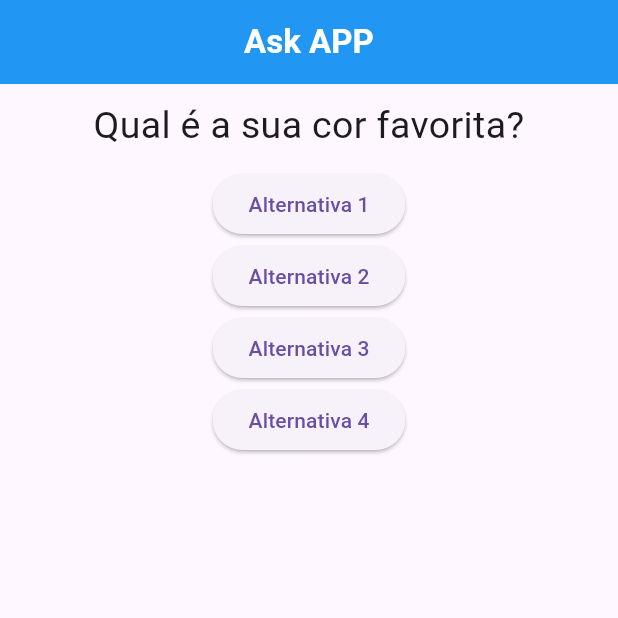
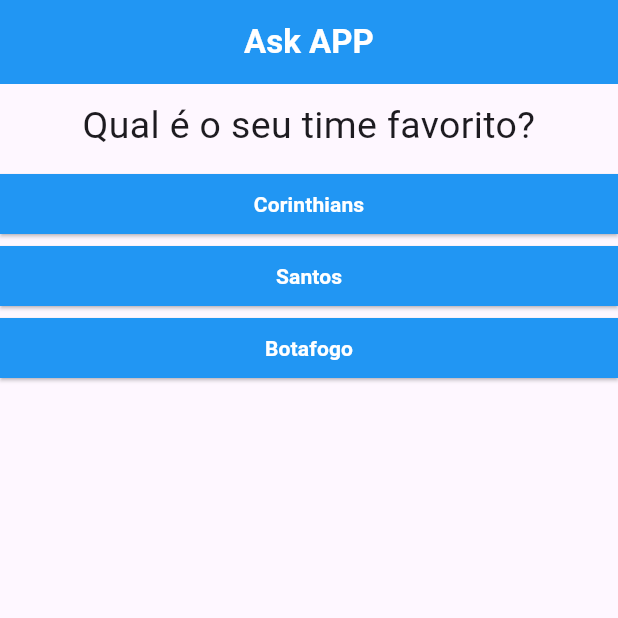
Before and after one commit to JotaDouglas/quiz, a Flutter app: the screen it shows after launch, on a phone screen of 412 x 824 dp, the top half of it. Run offline on Flutter 3.47's test engine with Material 3 defaults, Android fonts, the phone set to English and light mode, and no system bars.

Commit message:
Cancelando navegação alem da lista

```diff
--- a/lib/components/resposta.dart
+++ b/lib/components/resposta.dart
@@ -1,14 +1,33 @@
+
+// ignore_for_file: prefer_const_constructors
+
 import 'package:flutter/material.dart';
 
 class RespostaComp extends StatelessWidget {
   final String resposta;
-  const RespostaComp(this.resposta,{super.key});
+  final void Function() onSelected;
+
+  const RespostaComp(this.resposta, this.onSelected,{super.key});
 
   @override
   Widget build(BuildContext context) {
-    return ElevatedButton(
-      onPressed:() {},
-      child: Text(resposta)
-      );
+    return Container(
+      width: double.infinity,
+      child: ElevatedButton(
+        style: ElevatedButton.styleFrom(
+          backgroundColor: Colors.blue,
+          shape: RoundedRectangleBorder(borderRadius: BorderRadius.all(Radius.zero))
+        ),
+        onPressed: onSelected,
+        child: Text(
+          resposta,
+          style: TextStyle(
+            color: Colors.white,
+            fontWeight: FontWeight.bold
+            ),
+        )
+
+        ),
+    );
   }
 }
--- a/lib/main.dart
+++ b/lib/main.dart
@@ -1,4 +1,4 @@
-// ignore_for_file: prefer_const_constructors, prefer_final_fields
+// ignore_for_file: prefer_const_constructors, prefer_final_fields, prefer_const_literals_to_create_immutables
 
 import 'package:flutter/material.dart';
 import 'package:flutter_create_word/components/questao.dart';
@@ -18,23 +18,33 @@ class MyApp extends StatefulWidget {
 class _MyAppState extends State<MyApp> {
   var _indicePergunta = 0;
 
-  List perguntas = ["Qual é a sua cor favorita?", "Quantos anos você tem?"];
+  List<Map<String, Object>> _perguntas = [
+    {'texto': "Qual é o seu time favorito?",
+    'resposta': ["Corinthians", "Santos", "Botafogo"]},
+    {'texto': "Qual é a sua cidade favorita?",
+    'resposta': ["São Paulo", "Salvador", "curitiba"]},
+    {'texto': "Que dia é hoje?",
+    'resposta': ["Segunda-Feira", "Quarta-Feira", "Não sei"]},
+    ];
 
   void resposta() {
-    if (_indicePergunta < perguntas.length) {
+    if (finalDasPerguntas) {
       setState(() {
         _indicePergunta++;
       });
-    }else{
-      setState(() {
-        _indicePergunta = 0;
-      });
     }
-    print(_indicePergunta);
+    finalDasPerguntas;
+  }
+
+  bool get finalDasPerguntas{
+    return _indicePergunta < _perguntas.length;
   }
 
   @override
   Widget build(BuildContext context) {
+    List respostas = (finalDasPerguntas? _perguntas[_indicePergunta]['resposta'] : []) as List;
+
+
     return MaterialApp(
         debugShowCheckedModeBanner: false,
         home: Scaffold(
@@ -47,15 +57,18 @@ class _MyAppState extends State<MyApp> {
             centerTitle: true,
             backgroundColor: Colors.blue,
           ),
-          body: Column(
+          body: finalDasPerguntas? Column(
             children: [
-              Questao(perguntas[_indicePergunta]),
-              RespostaComp("Alternativa 1"),
-              RespostaComp("Alternativa 2"),
-              RespostaComp("Alternativa 3"),
-              RespostaComp("Alternativa 4"),
+              Questao(_perguntas[_indicePergunta]['texto'].toString()),
+              ...respostas.map((e) => RespostaComp(e, resposta )).toList(),
+            ],
+          ): Column(
+            children: [
+              Text("Parabens você Concluiu!"),
             ],
           ),
-        ));
+        ),
+
+        );
   }
 }
```
